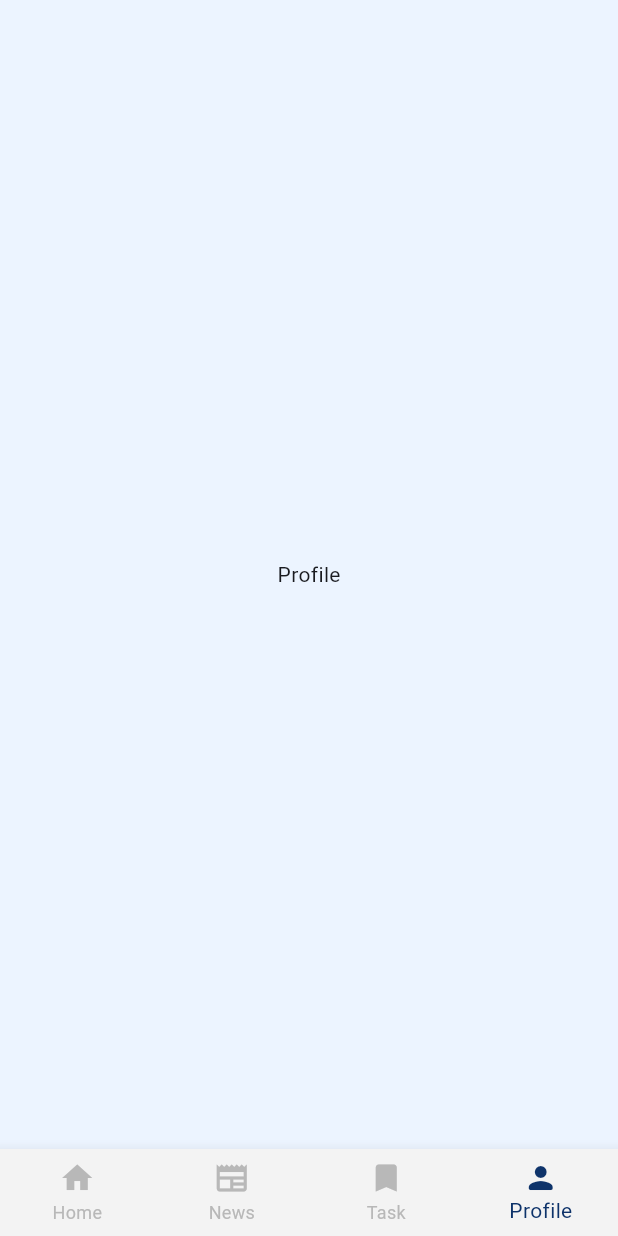
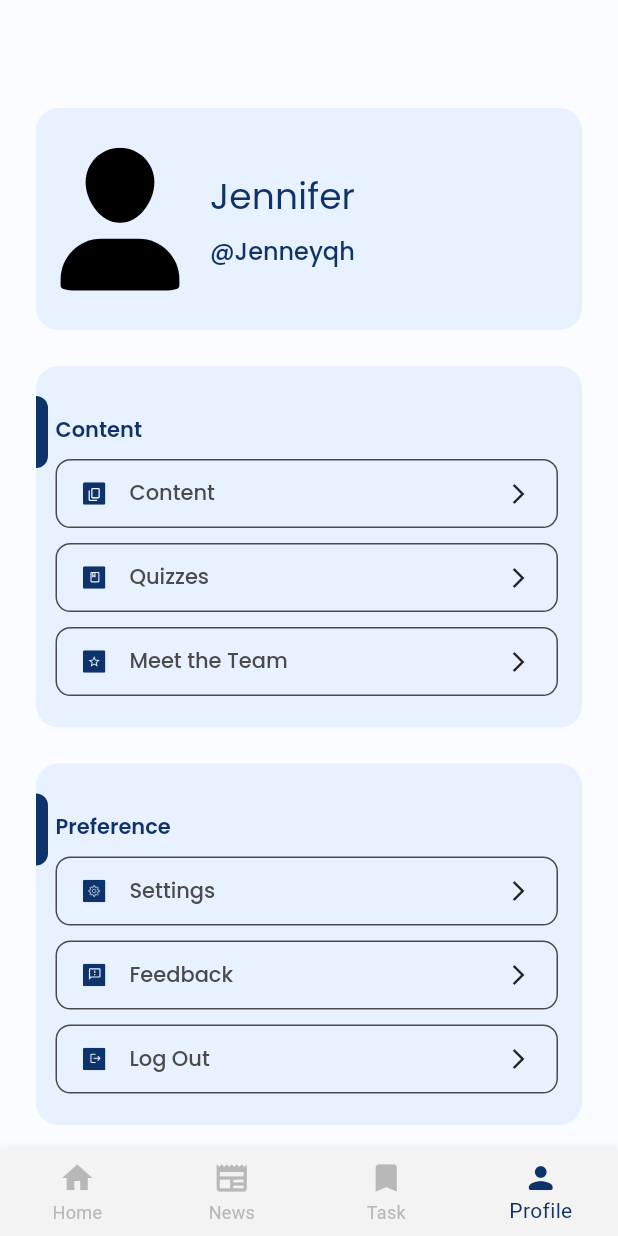
Before and after one commit to SelaseKay/decipher, a Flutter app: the MainContainer screen opened directly, item 4 of the bottom bar chosen, on a phone screen of 412 x 824 dp. Run offline on Flutter 3.47's test engine with Material 2 defaults, Android fonts, the phone set to English and light mode, and no system bars; our stand-ins replace flutter_svg, google_fonts.

Commit message:
finish settings screen

```diff
--- /dev/null
+++ b/lib/componenets/settings_button.dart
@@ -0,0 +1,58 @@
+import 'package:flutter/material.dart';
+import 'package:flutter_svg/flutter_svg.dart';
+
+class SettingsButton extends StatelessWidget {
+  const SettingsButton({
+    super.key,
+    required this.assetPath,
+    required this.text,
+    required this.onPressed,
+  });
+
+  final String assetPath;
+  final String text;
+  final VoidCallback onPressed;
+
+  @override
+  Widget build(BuildContext context) {
+    return TextButton(
+      style: TextButton.styleFrom(
+        backgroundColor: const Color(0xFFE8F1FF),
+        shape: RoundedRectangleBorder(
+            borderRadius: BorderRadius.circular(10),
+            side: const BorderSide(color: Color(0xFF4A4A4A))),
+      ),
+      onPressed: onPressed,
+      child: Padding(
+        padding: const EdgeInsets.all(8.0),
+        child: Row(
+          crossAxisAlignment: CrossAxisAlignment.center,
+          mainAxisSize: MainAxisSize.min,
+          children: [
+            SvgPicture.asset(
+              assetPath,
+              height: 15.0,
+              width: 15.0,
+            ),
+            const SizedBox(
+              width: 16.0,
+            ),
+            Expanded(
+              child: Text(
+                text,
+                style: Theme.of(context).textTheme.labelMedium?.copyWith(
+                      color: const Color(0xFF4A4A4A),
+                    ),
+              ),
+            ),
+            const Icon(
+              Icons.arrow_forward_ios,
+              color: Color(0xFF212121),
+              size: 16.0,
+            )
+          ],
+        ),
+      ),
+    );
+  }
+}
--- /dev/null
+++ b/lib/componenets/settings_button_container.dart
@@ -0,0 +1,70 @@
+import 'package:flutter/material.dart';
+
+class SettingsButtonsContainer extends StatelessWidget {
+  const SettingsButtonsContainer({
+    super.key,
+    required this.title,
+    required this.children,
+  });
+
+  final String title;
+  final List<Widget> children;
+
+  @override
+  Widget build(BuildContext context) {
+    return Container(
+      padding: const EdgeInsets.only(
+        top: 20.0,
+        bottom: 20.0,
+        right: 16.0,
+      ),
+      decoration: const BoxDecoration(
+        borderRadius: BorderRadius.all(Radius.circular(15.0)),
+        color: Color(0xFFE8F1FF),
+      ),
+      child: Row(
+        crossAxisAlignment: CrossAxisAlignment.start,
+        children: [
+          Container(
+            width: 8.0,
+            height: 48.0,
+            decoration: BoxDecoration(
+              color: Theme.of(context).primaryColor,
+              borderRadius: const BorderRadius.only(
+                topRight: Radius.circular(15.0),
+                bottomRight: Radius.circular(15.0),
+              ),
+            ),
+          ),
+          const SizedBox(
+            width: 5.0,
+          ),
+          Expanded(
+            child: Padding(
+              padding: const EdgeInsets.only(top: 12.0),
+              child: Column(
+                crossAxisAlignment: CrossAxisAlignment.start,
+                children: [
+                  Text(
+                    title,
+                    style: Theme.of(context).textTheme.labelMedium?.copyWith(
+                          color: Theme.of(context).primaryColor,
+                          fontWeight: FontWeight.w600,
+                        ),
+                  ),
+                  const SizedBox(
+                    height: 8.0,
+                  ),
+                  ...children,
+                ],
+              ),
+            ),
+          ),
+          const SizedBox(
+            height: 8.0,
+          ),
+        ],
+      ),
+    );
+  }
+}
--- a/lib/screens/profile_screen.dart
+++ b/lib/screens/profile_screen.dart
@@ -1,10 +1,117 @@
+import 'package:decipher/componenets/settings_button.dart';
+import 'package:decipher/componenets/settings_button_container.dart';
 import 'package:flutter/material.dart';
+import 'package:flutter_svg/flutter_svg.dart';
 
 class ProfileScreen extends StatelessWidget {
   const ProfileScreen({super.key});
 
-   @override
+  @override
   Widget build(BuildContext context) {
-    return Center(child: Text("Profile"));
+    return Container(
+      color: const Color(0xFFFAFCFF),
+      child: ListView(
+        padding: const EdgeInsets.symmetric(horizontal: 24.0, vertical: 24.0),
+        children: [
+          const SizedBox(
+            height: 48.0,
+          ),
+          Container(
+            padding: const EdgeInsets.symmetric(
+              horizontal: 16.0,
+              vertical: 24.0,
+            ),
+            decoration: const BoxDecoration(
+              borderRadius: BorderRadius.all(Radius.circular(15.0)),
+              color: Color(0xFFE8F1FF),
+            ),
+            child: Row(
+              children: [
+                SvgPicture.asset(
+                  "assets/images/profile_icon.svg",
+                  width: 80.0,
+                  height: 100.0,
+                ),
+                const SizedBox(
+                  width: 20.0,
+                ),
+                Column(
+                  crossAxisAlignment: CrossAxisAlignment.start,
+                  children: [
+                    Text(
+                      "Jennifer",
+                      style: Theme.of(context).textTheme.labelLarge?.copyWith(
+                          fontSize: 24.0,
+                          color: Theme.of(context).primaryColor,
+                          fontWeight: FontWeight.w400),
+                    ),
+                    const SizedBox(
+                      height: 8.0,
+                    ),
+                    Text(
+                      "@Jenneyqh",
+                      style: Theme.of(context).textTheme.labelMedium?.copyWith(
+                          fontSize: 16.0,
+                          color: Theme.of(context).primaryColor,
+                          fontWeight: FontWeight.w500),
+                    ),
+                  ],
+                )
+              ],
+            ),
+          ),
+          const SizedBox(
+            height: 24.0,
+          ),
+          SettingsButtonsContainer(
+            title: "Content",
+            children: [
+              SettingsButton(
+                  assetPath: "assets/images/content_icon.svg",
+                  text: "Content",
+                  onPressed: () {}),
+              const SizedBox(
+                height: 8.0,
+              ),
+              SettingsButton(
+                  assetPath: "assets/images/quizzes_icon.svg",
+                  text: "Quizzes",
+                  onPressed: () {}),
+              const SizedBox(
+                height: 8.0,
+              ),
+              SettingsButton(
+                  assetPath: "assets/images/meet_team_icon.svg",
+                  text: "Meet the Team",
+                  onPressed: () {}),
+            ],
+          ),
+          const SizedBox(height: 24.0,),
+          SettingsButtonsContainer(
+            title: "Preference",
+            children: [
+              SettingsButton(
+                  assetPath: "assets/images/settings_icon.svg",
+                  text: "Settings",
+                  onPressed: () {}),
+              const SizedBox(
+                height: 8.0,
+              ),
+              SettingsButton(
+                  assetPath: "assets/images/feedback_icon.svg",
+                  text: "Feedback",
+                  onPressed: () {}),
+              const SizedBox(
+                height: 8.0,
+              ),
+              SettingsButton(
+                  assetPath: "assets/images/logout_icon.svg",
+                  text: "Log Out",
+                  onPressed: () {}),
+            ],
+          )
+        ],
+      ),
+    );
   }
 }
```
Also changed, not shown: assets/images/content_icon.svg (added), assets/images/feedback_icon.svg (added), assets/images/logout_icon.svg (added), assets/images/meet_team_icon.svg (added), assets/images/profile_icon.svg (added), assets/images/quizzes_icon.svg (added), assets/images/settings_icon.svg (added).
